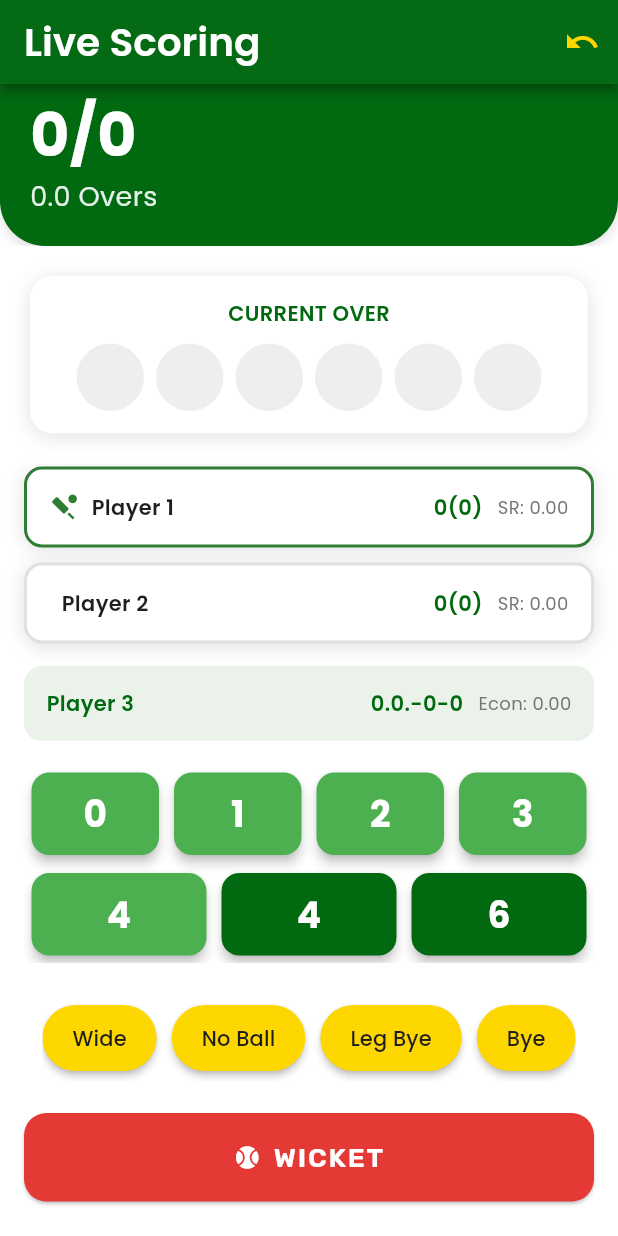
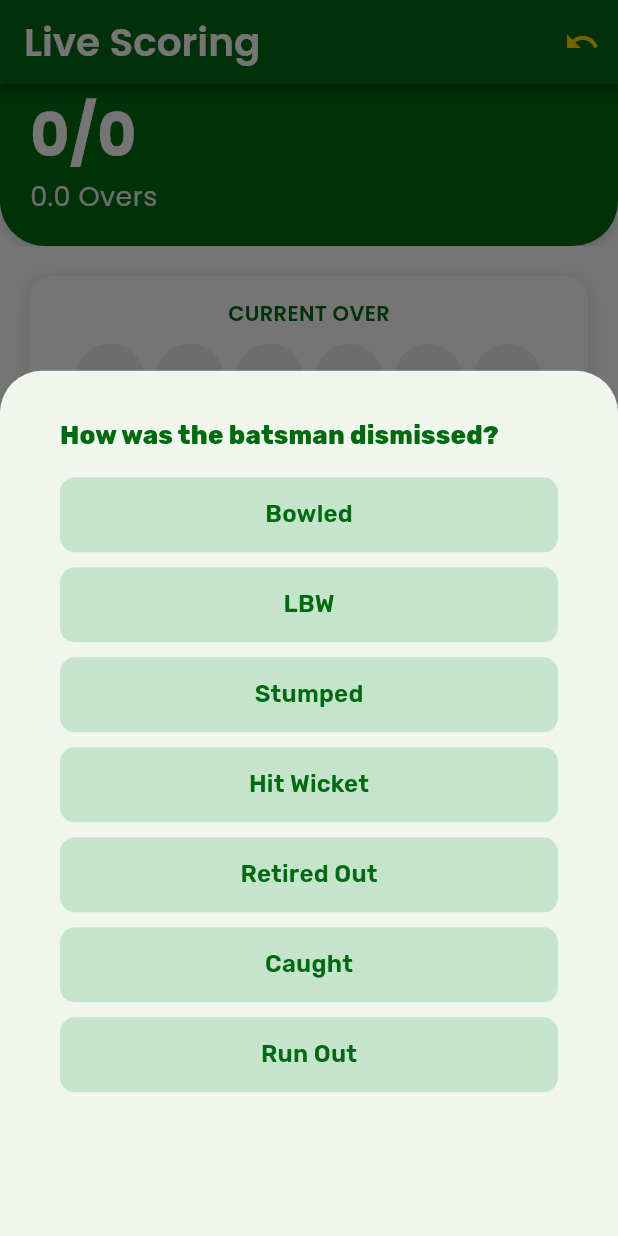
Before and after one commit to shaikhikram04/Tracket, a Flutter app: the screen it shows after launch, scrolled down 58 dp, after a tap on "WICKET", on a phone screen of 412 x 824 dp. Run offline on Flutter 3.47's test engine with Material 3 defaults, Android fonts, the light colour scheme and no system bars; our stand-ins replace animate_do, cached_network_image, cloud_firestore, confetti, device_preview, firebase_auth and 6 more; accounts and stored records are empty; generated files the repository leaves out were written again.

```diff
--- a/lib/matches/screens/operator_side_scoring_screen/scoring_controls.dart
+++ b/lib/matches/screens/operator_side_scoring_screen/scoring_controls.dart
@@ -5,6 +5,7 @@ import 'package:flutter_riverpod/flutter_riverpod.dart';
 import 'package:google_fonts/google_fonts.dart';
 import 'package:tracket/matches/providers/extras_provider.dart';
 import 'package:tracket/matches/providers/match_provider.dart';
+import 'package:tracket/matches/screens/operator_side_scoring_screen/wicket_reason.dart';
 import 'package:tracket/utils/colors.dart';
 import 'package:tracket/utils/utility_classes/my_elevated_button.dart';
 import 'package:tracket/utils/utility_classes/my_text_style.dart';
@@ -242,7 +243,14 @@ class ScoringControls extends ConsumerWidget {
 
                 // Wicket Button
                 MyElevatedButton.iconTextElevatedButton(
-                  onPressed: () {},
+                  onPressed: () {
+                    showModalBottomSheet(
+                      context: context,
+                      useSafeArea: true,
+                      scrollControlDisabledMaxHeightRatio: 0.7,
+                      builder: (context) => WicketReason(),
+                    );
+                  },
                   text: 'WICKET',
                   textStyle: MyTextStyle(context).buttonText.copyWith(
                         letterSpacing: 1.2,
--- /dev/null
+++ b/lib/matches/screens/operator_side_scoring_screen/wicket_reason.dart
@@ -0,0 +1,88 @@
+import 'package:flutter/material.dart';
+import 'package:tracket/matches/models/batting_score.dart';
+import 'package:tracket/utils/colors.dart';
+import 'package:tracket/utils/utility_classes/my_text_style.dart';
+
+class WicketReason extends StatefulWidget {
+  const WicketReason({super.key});
+
+  @override
+  State<WicketReason> createState() => _WicketReasonState();
+}
+
+class _WicketReasonState extends State<WicketReason> {
+  int _selectedIndex = -1;
+  ReasonOfOut? _reasonOfOut;
+  int _runsCompleted = 0;
+  String _runOutBy = '';
+  String _caughtBy = '';
+
+  void _onReasonSelected(int index) {
+    setState(() {
+      _selectedIndex = index;
+      _reasonOfOut = ReasonOfOut.values[index];
+    });
+  }
+
+  @override
+  Widget build(BuildContext context) {
+    return Padding(
+      padding: EdgeInsets.symmetric(horizontal: 40, vertical: 30),
+      child: Column(
+        crossAxisAlignment: CrossAxisAlignment.start,
+        children: [
+          Text(
+            'How was the batsman dismissed?',
+            style: MyTextStyle(context).titleMedium.copyWith(
+                  color: darkGreenColor,
+                  fontWeight: FontWeight.w800,
+                ),
+          ),
+          SizedBox(height: 10),
+          Expanded(
+            child: ListView.builder(
+              itemCount: ReasonOfOut.values.length,
+              itemBuilder: (context, index) => InkWell(
+                onTap: () => _onReasonSelected(index),
+                child: Container(
+                  height: 50,
+                  margin: EdgeInsets.symmetric(vertical: 5),
+                  padding: EdgeInsets.symmetric(horizontal: 20),
+                  decoration: BoxDecoration(
+                    color: _selectedIndex == index
+                        ? primaryMedium
+                        : primaryMedium.withValues(alpha: 0.2),
+                    borderRadius: BorderRadius.circular(10),
+                  ),
+                  child: Center(
+                    child: Text(
+                      ReasonOfOut.values[index].description,
+                      style: MyTextStyle(context).bodyLarge.copyWith(
+                            color: _selectedIndex == index
+                                ? whiteColor
+                                : darkGreenColor,
+                            fontWeight: FontWeight.w600,
+                          ),
+                    ),
+                  ),
+                ),
+              ),
+            ),
+          ),
+          if (_reasonOfOut == ReasonOfOut.runOut)
+            Row(
+              children: [
+                Text(
+                  'Runs completed:  ',
+                  style: MyTextStyle(context).bodyLarge.copyWith(
+                        color: darkGreenColor,
+                        fontWeight: FontWeight.w600,
+                      ),
+                ),
+              ],
+            )
+        ],
+      ),
+    );
+  }
+}
--- a/lib/screens/home.dart
+++ b/lib/screens/home.dart
@@ -90,7 +90,7 @@ class _HomeScreenState extends ConsumerState<HomeScreen> {
             color: Colors.white,
             iconSize: 30,
             onPressed: () {
-              pushScreen(context, const NotificationsScreen());
+              pushScreen(context, NotificationsScreen());
             },
           ),
           const SizedBox(width: 10),
--- a/lib/utils/colors.dart
+++ b/lib/utils/colors.dart
@@ -4,6 +4,7 @@ import 'package:flutter/material.dart';
 const Color primaryColor = Color(0xFF2ECC71); // Main green
 const Color primaryVariant = Color(0xFF27AE60); // Darker green variant
 const Color primaryLight = Color(0xFF58D68D); // Lighter green
+const Color primaryMedium = Color(0xFF16A34A);
 
 //* Secondary Color Scheme
 const Color secondaryColor = Color(0xFF3498DB); // Blue accent
--- a/pubspec.yaml
+++ b/pubspec.yaml
@@ -31,6 +31,7 @@ dependencies:
   animate_do: ^3.3.4
   cached_network_image: ^3.4.1
   cloud_firestore: ^5.5.0
+  confetti: ^0.8.0
   cupertino_icons: ^1.0.6
   device_preview: ^1.2.0
   firebase_auth: ^5.3.4
@@ -39,6 +40,7 @@ dependencies:
     sdk: flutter
   flutter_dotenv: ^5.2.1
   flutter_riverpod: ^2.6.1
+  flutter_slidable: ^4.0.0
   flutter_speed_dial: ^7.0.0
   google_fonts: ^6.2.1
   image_picker: ^1.1.2
```
Also changed, not shown: lib/matches/models/batting_score.dart (+3 -5 lines), lib/notifications/screens/ai_generated_notification_screen.dart (added, +77 -0 lines), lib/notifications/widgets/ai_generated_cards.dart (added, +426 -0 lines), lib/teams/screens/team_edit_screen.dart (+26 -10 lines), lib/teams/widgets/capacity_selector.dart (renamed from lib/teams/widgets/player_capacity_selector.dart, +7 -19 lines).
